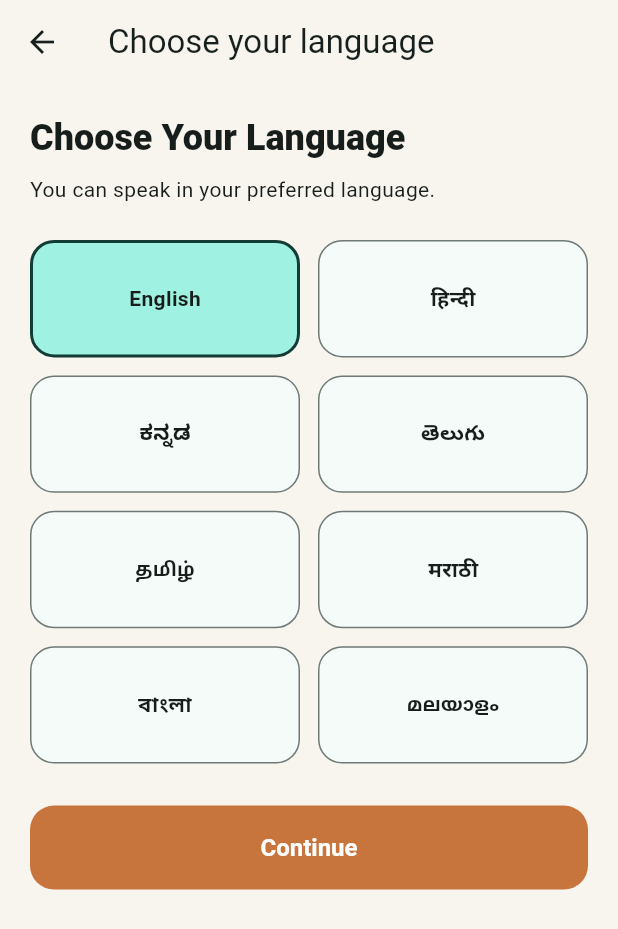
After one commit to syed7-crypto/SIH26090, a Flutter app: the LanguageScreen screen opened by its route, on a phone screen of 412 x 824 dp. The commit adds this screen. Shown: the top 929 px of the screen. Run offline on Flutter 3.47's test engine with Material 3 defaults, Android fonts, the phone set to English and light mode, and no system bars; our stand-ins replace file_picker, image_picker, share_plus, shared_preferences; missing offline and left inert: record; accounts and stored records are empty.

Commit message:
feat: Add onboarding and product management screens, update route generator

```diff
--- a/frontend/lib/core/routes/route_generator.dart
+++ b/frontend/lib/core/routes/route_generator.dart
@@ -1,24 +1,37 @@
 import 'package:flutter/material.dart';
 
 import '../../screens/app_shell.dart';
-import '../../screens/add_product.dart';
 import '../../screens/pricing_page.dart';
 import '../../screens/listing_page.dart';
 import '../../screens/settings_screen.dart';
 import '../../screens/share_page.dart';
+import '../../screens/home/dashboard_screen.dart';
+import '../../screens/onboarding/language_screen.dart';
+import '../../screens/product/create_product_screen.dart';
+import '../../screens/product/my_products_screen.dart';
+import '../../screens/profile/profile_screen.dart';
 import 'app_routes.dart';
 
 abstract final class RouteGenerator {
   static Route<dynamic> generate(RouteSettings settings) {
     switch (settings.name) {
+      case AppRoutes.languageSelect:
+        return MaterialPageRoute<void>(builder: (_) => const LanguageScreen());
       case AppRoutes.home:
+        return MaterialPageRoute<void>(builder: (_) => const DashboardScreen());
       case AppRoutes.products:
+        return MaterialPageRoute<void>(
+          builder: (_) => const MyProductsScreen(),
+        );
       case AppRoutes.marketplace:
+        return MaterialPageRoute<void>(builder: (_) => const AppShell());
       case AppRoutes.profile:
-        return MaterialPageRoute<void>(builder: (_) => const AppShell());
+        return MaterialPageRoute<void>(builder: (_) => const ProfileScreen());
       case AppRoutes.photoCapture:
       case AppRoutes.qualityCheck:
-        return MaterialPageRoute<void>(builder: (_) => const AddProductPage());
+        return MaterialPageRoute<void>(
+          builder: (_) => const CreateProductScreen(),
+        );
       case AppRoutes.pricing:
         return MaterialPageRoute<void>(builder: (_) => const PricingPage());
       case AppRoutes.listingReady:
--- /dev/null
+++ b/frontend/lib/screens/onboarding/language_screen.dart
@@ -0,0 +1,104 @@
+import 'package:flutter/material.dart';
+
+import '../../app_scope.dart';
+import '../../core/constants/languages.dart';
+
+/// Canonical language-selection route used by the standalone flow.
+class LanguageScreen extends StatelessWidget {
+  const LanguageScreen({super.key});
+
+  static const _scripts = <String, String>{
+    'English': 'English',
+    'Hindi': 'हिन्दी',
+    'Kannada': 'ಕನ್ನಡ',
+    'Marathi': 'मराठी',
+    'Tamil': 'தமிழ்',
+    'Telugu': 'తెలుగు',
+    'Bengali': 'বাংলা',
+    'Malayalam': 'മലയാളം',
+  };
+
+  @override
+  Widget build(BuildContext context) {
+    final state = AppScope.of(context);
+    return Scaffold(
+      appBar: AppBar(title: const Text('Choose your language')),
+      body: SafeArea(
+        child: SingleChildScrollView(
+          physics: const BouncingScrollPhysics(),
+          padding: const EdgeInsets.all(20),
+          child: Column(
+            crossAxisAlignment: CrossAxisAlignment.stretch,
+            children: [
+              Text(
+                'Choose Your Language',
+                style: Theme.of(context).textTheme.headlineSmall
+                    ?.copyWith(fontWeight: FontWeight.w800),
+              ),
+              const SizedBox(height: 8),
+              const Text('You can speak in your preferred language.'),
+              const SizedBox(height: 24),
+              ListenableBuilder(
+                listenable: state,
+                builder: (context, _) => GridView.count(
+                  crossAxisCount: 2,
+                  shrinkWrap: true,
+                  physics: const NeverScrollableScrollPhysics(),
+                  mainAxisSpacing: 12,
+                  crossAxisSpacing: 12,
+                  childAspectRatio: 2.3,
+                  children: [
+                    for (final language in supportedLanguages)
+                      _LanguageTile(
+                        label: _scripts[language] ?? language,
+                        selected: state.language == language,
+                        onTap: () => state.setLanguage(language),
+                      ),
+                  ],
+                ),
+              ),
+              const SizedBox(height: 28),
+              FilledButton(
+                onPressed: () =>
+                    Navigator.of(context).pushReplacementNamed('/home'),
+                child: const Text('Continue'),
+              ),
+            ],
+          ),
+        ),
+      ),
+    );
+  }
+}
+
+class _LanguageTile extends StatelessWidget {
+  const _LanguageTile({
+    required this.label,
+    required this.selected,
+    required this.onTap,
+  });
+  final String label;
+  final bool selected;
+  final VoidCallback onTap;
+  @override
+  Widget build(BuildContext context) => InkWell(
+    onTap: onTap,
+    borderRadius: BorderRadius.circular(16),
+    child: Container(
+      alignment: Alignment.center,
+      decoration: BoxDecoration(
+        color: selected
+            ? Theme.of(context).colorScheme.primaryContainer
+            : Theme.of(context).colorScheme.surface,
+        borderRadius: BorderRadius.circular(16),
+        border: Border.all(
+          color: selected
+              ? Theme.of(context).colorScheme.primary
+              : Theme.of(context).dividerColor,
+          width: selected ? 2 : 1,
+        ),
+      ),
+      child: Text(label, style: const TextStyle(fontWeight: FontWeight.w700)),
+    ),
+  );
+}
```
Also changed, not shown: frontend/lib/screens/home/dashboard_screen.dart (added, +10 -0 lines), frontend/lib/screens/product/create_product_screen.dart (added, +10 -0 lines), frontend/lib/screens/product/my_products_screen.dart (added, +118 -0 lines), frontend/lib/screens/profile/profile_screen.dart (added, +123 -0 lines).
